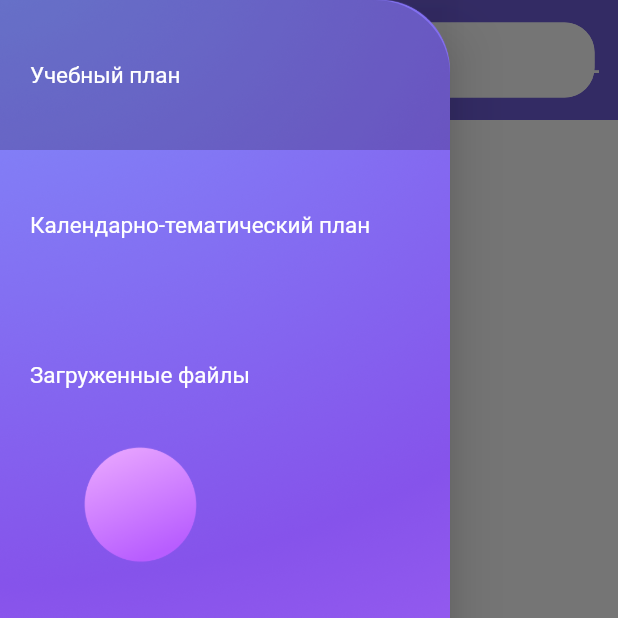
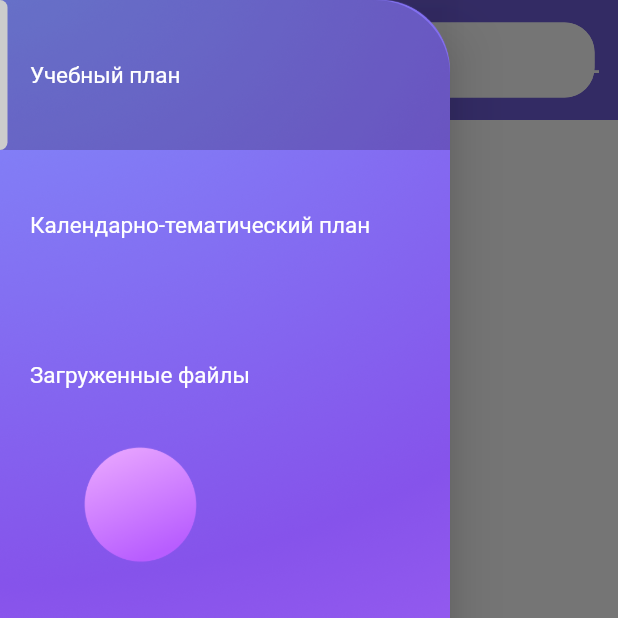
Before and after one commit to Nekori228/Schedule, a Flutter app: the screen it shows after launch, with the side drawer open, on a phone screen of 412 x 824 dp, the top half of it. Run offline on Flutter 3.47's test engine with Material 2 defaults, Android fonts, the phone set to English and light mode, and no system bars; missing offline and left inert: mysql1.

Commit message:
Create white container in button

```diff
--- a/lib/drawer.dart
+++ b/lib/drawer.dart
@@ -24,6 +24,16 @@ class _MainDrawerState extends State<MainDrawer> {
         ),
         child: Column(
           children: [
+            Stack(
+              children: [
+                Container(
+                  width: 5,
+                  height: 100,
+                  decoration: BoxDecoration(
+                    borderRadius: BorderRadius.only(topRight: Radius.circular(10), bottomRight: Radius.circular(10)),
+                    color: Colors.white
+                  ),
+                ),
                 Container(
                   decoration: BoxDecoration(
                       color: page == 0 ? Colors.transparent.withOpacity(0.2) : Colors.transparent,
@@ -33,6 +43,8 @@ class _MainDrawerState extends State<MainDrawer> {
                   height: 100,
                   alignment: Alignment.centerLeft,
                   child: const Text("Учебный план", style: TextStyle(color: Colors.white, fontSize: 15)),
+                ),
+              ],
             ),
             Container(
               height: 100,
```
Lines whose indentation alone changed are shown as unchanged.
